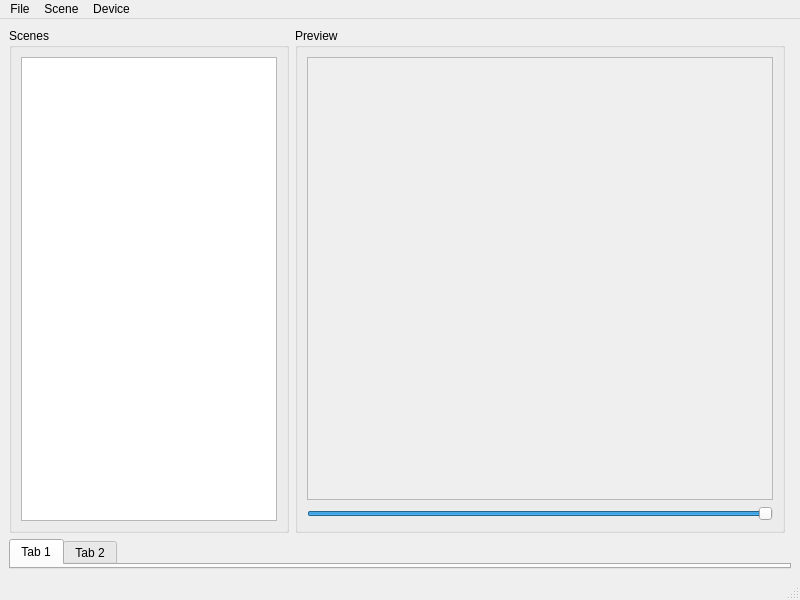
The window that app/res/ui/main.ui (HsOjo/AutomatorMaker) describes before a commit, drawn with Qt 5.
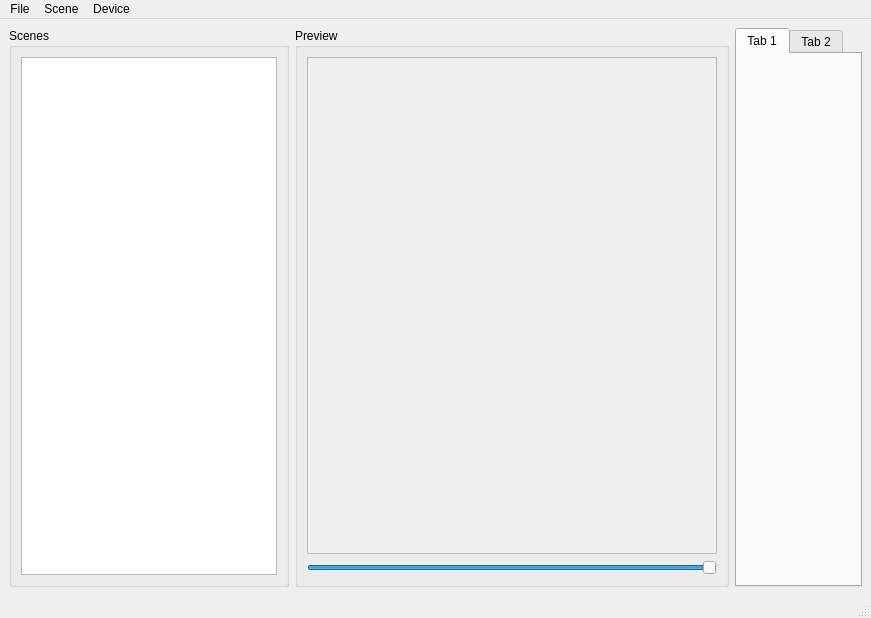
The same window after the commit.

```diff
--- a/app/res/ui/main.ui
+++ b/app/res/ui/main.ui
@@ -6,8 +6,8 @@
             <rect>
                 <x>0</x>
                 <y>0</y>
-                <width>800</width>
-                <height>600</height>
+    <width>871</width>
+    <height>618</height>
             </rect>
         </property>
         <property name="windowTitle">
@@ -24,8 +24,8 @@
                             <string>Scenes</string>
                         </property>
                         <layout class="QGridLayout" name="gridLayout_2">
-                            <item row="0" column="0">
-                                <widget class="QListWidget" name="listWidget">
+       <item row="0" column="1">
+        <widget class="QTableWidget" name="tableWidget">
                                     <property name="sizePolicy">
                                         <sizepolicy hsizetype="Preferred" vsizetype="Preferred">
                                             <horstretch>0</horstretch>
@@ -53,8 +53,8 @@
                                             <rect>
                                                 <x>0</x>
                                                 <y>0</y>
-                                                <width>426</width>
-                                                <height>398</height>
+            <width>379</width>
+            <height>473</height>
                                             </rect>
                                         </property>
                                         <layout class="QGridLayout" name="gridLayout_Preview">
@@ -100,10 +100,10 @@
                         </layout>
                     </widget>
                 </item>
-                <item row="1" column="0" colspan="3">
+    <item row="0" column="2">
                     <widget class="QTabWidget" name="tabWidget">
                         <property name="sizePolicy">
-                            <sizepolicy hsizetype="Expanding" vsizetype="Preferred">
+       <sizepolicy hsizetype="Preferred" vsizetype="Preferred">
                                 <horstretch>0</horstretch>
                                 <verstretch>0</verstretch>
                             </sizepolicy>
@@ -130,7 +130,7 @@
                 <rect>
                     <x>0</x>
                     <y>0</y>
-                    <width>800</width>
+     <width>871</width>
                     <height>22</height>
                 </rect>
             </property>
```
Lines whose indentation alone changed are shown as unchanged.
